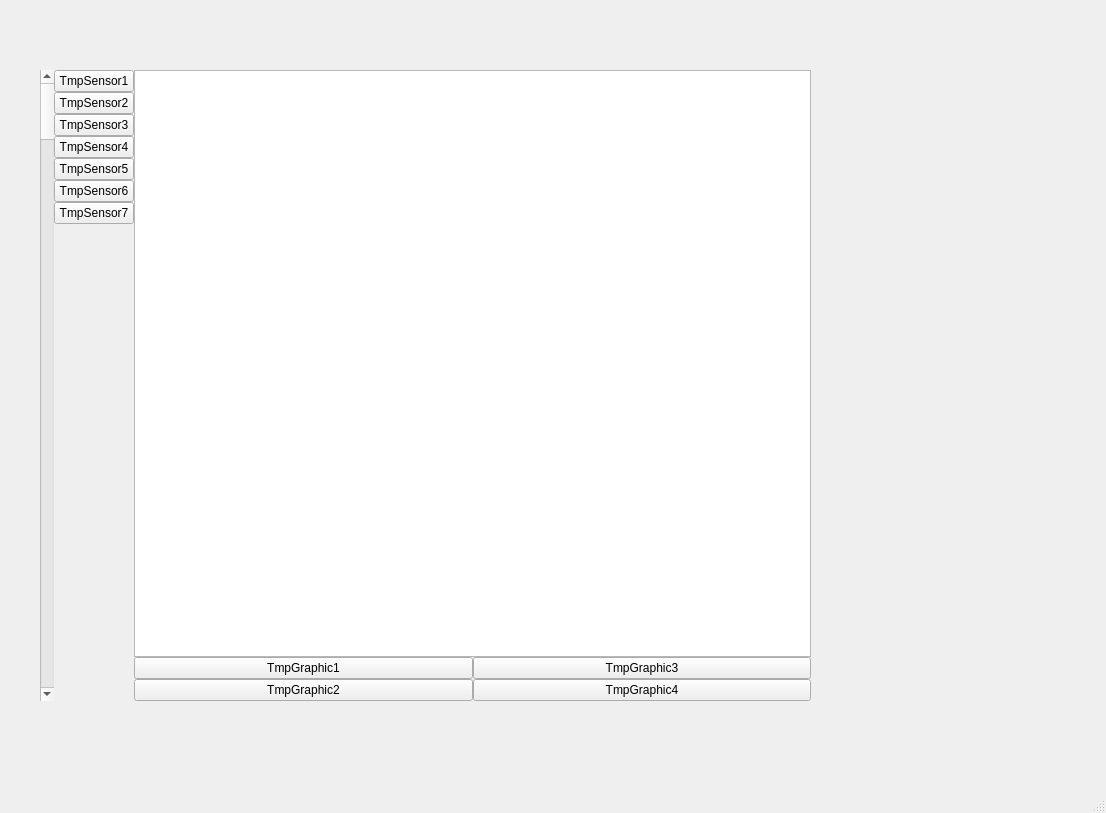
The window that mainwindow.ui (distress14/ATMOView_Alpha01) describes before a commit, drawn with Qt 5.
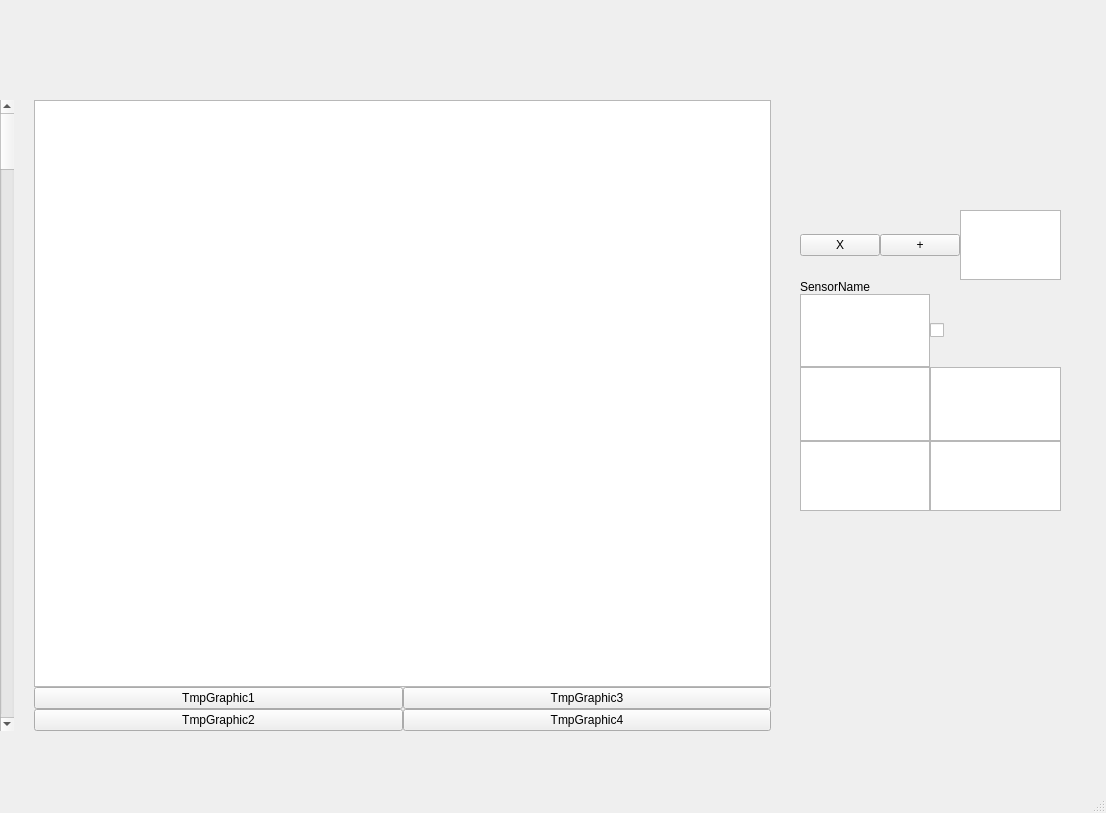
The same window after the commit.

Commit message:
Added FirstSensorLayout & started Class Sensor
Deleted tmp buttons in SxSideSensor and started the first actual Sensor Layout, which needs big changes. Started the Sensor Class.
TODO: InputSanification, NewSensor, DeleteSensor

Diff of the .ui file:
```diff
--- a/mainwindow.ui
+++ b/mainwindow.ui
@@ -17,8 +17,8 @@
    <widget class="QWidget" name="horizontalLayoutWidget">
     <property name="geometry">
      <rect>
-      <x>40</x>
-      <y>70</y>
+      <x>0</x>
+      <y>100</y>
       <width>771</width>
       <height>631</height>
      </rect>
@@ -35,62 +35,13 @@
       </widget>
      </item>
      <item>
-      <layout class="QVBoxLayout" name="SxSideSensor" stretch="0,0,0,0,0,0,0,0">
+      <layout class="QVBoxLayout" name="SxSideSensor" stretch="0">
        <property name="spacing">
         <number>0</number>
        </property>
        <property name="sizeConstraint">
         <enum>QLayout::SetDefaultConstraint</enum>
        </property>
-       <item>
-        <widget class="QPushButton" name="pushButton_6">
-         <property name="text">
-          <string>TmpSensor1</string>
-         </property>
-        </widget>
-       </item>
-       <item>
-        <widget class="QPushButton" name="pushButton_10">
-         <property name="text">
-          <string>TmpSensor2</string>
-         </property>
-        </widget>
-       </item>
-       <item>
-        <widget class="QPushButton" name="pushButton_11">
-         <property name="text">
-          <string>TmpSensor3</string>
-         </property>
-        </widget>
-       </item>
-       <item>
-        <widget class="QPushButton" name="pushButton_9">
-         <property name="text">
-          <string>TmpSensor4</string>
-         </property>
-        </widget>
-       </item>
-       <item>
-        <widget class="QPushButton" name="pushButton_8">
-         <property name="text">
-          <string>TmpSensor5</string>
-         </property>
-        </widget>
-       </item>
-       <item>
-        <widget class="QPushButton" name="pushButton_7">
-         <property name="text">
-          <string>TmpSensor6</string>
-         </property>
-        </widget>
-       </item>
-       <item>
-        <widget class="QPushButton" name="pushButton_5">
-         <property name="text">
-          <string>TmpSensor7</string>
-         </property>
-        </widget>
-       </item>
        <item>
         <spacer name="VSpacerDownSensor">
          <property name="orientation">
@@ -162,6 +113,118 @@
      </item>
     </layout>
    </widget>
+   <widget class="QWidget" name="verticalLayoutWidget">
+    <property name="geometry">
+     <rect>
+      <x>800</x>
+      <y>210</y>
+      <width>261</width>
+      <height>301</height>
+     </rect>
+    </property>
+    <layout class="QVBoxLayout" name="SensorLayoutUnited">
+     <property name="spacing">
+      <number>0</number>
+     </property>
+     <item>
+      <layout class="QHBoxLayout" name="UpSensorLayout">
+       <property name="spacing">
+        <number>0</number>
+       </property>
+       <item>
+        <layout class="QHBoxLayout" name="UpSensorLayoutDelDup" stretch="1,1">
+         <property name="spacing">
+          <number>0</number>
+         </property>
+         <property name="sizeConstraint">
+          <enum>QLayout::SetFixedSize</enum>
+         </property>
+         <item>
+          <widget class="QPushButton" name="DeleteSensor">
+           <property name="text">
+            <string>X</string>
+           </property>
+          </widget>
+         </item>
+         <item>
+          <widget class="QPushButton" name="DuplicateSensor">
+           <property name="text">
+            <string>+</string>
+           </property>
+          </widget>
+         </item>
+        </layout>
+       </item>
+       <item>
+        <widget class="QTextBrowser" name="SimulatedOrNot"/>
+       </item>
+      </layout>
+     </item>
+     <item>
+      <layout class="QVBoxLayout" name="MidBottomCompressionV">
+       <item>
+        <layout class="QVBoxLayout" name="MidUnited">
+         <property name="spacing">
+          <number>-1</number>
+         </property>
+         <item>
+          <widget class="QLabel" name="SensorNameLabel">
+           <property name="text">
+            <string>SensorName</string>
+           </property>
+          </widget>
+         </item>
+         <item>
+          <layout class="QGridLayout" name="MidSensorLayoutG">
+           <property name="spacing">
+            <number>0</number>
+           </property>
+           <item row="1" column="1">
+            <widget class="QTextBrowser" name="Value2"/>
+           </item>
+           <item row="0" column="0">
+            <widget class="QTextBrowser" name="IDentification"/>
+           </item>
+           <item row="0" column="1">
+            <widget class="QCheckBox" name="IsRunningTOCHANGE">
+             <property name="sizePolicy">
+              <sizepolicy hsizetype="Fixed" vsizetype="Fixed">
+               <horstretch>0</horstretch>
+               <verstretch>0</verstretch>
+              </sizepolicy>
+             </property>
+             <property name="text">
+              <string/>
+             </property>
+             <property name="checked">
+              <bool>false</bool>
+             </property>
+            </widget>
+           </item>
+           <item row="1" column="0">
+            <widget class="QTextBrowser" name="Value1"/>
+           </item>
+          </layout>
+         </item>
+         <item>
+          <layout class="QHBoxLayout" name="BottomSensorLayoutH">
+           <property name="spacing">
+            <number>0</number>
+           </property>
+           <item>
+            <widget class="QTextBrowser" name="LastUpdate"/>
+           </item>
+           <item>
+            <widget class="QTextBrowser" name="Errors"/>
+           </item>
+          </layout>
+         </item>
+        </layout>
+       </item>
+      </layout>
+     </item>
+    </layout>
+   </widget>
   </widget>
   <widget class="QMenuBar" name="menubar">
    <property name="geometry">
```
The commit also changes 7 other files.
